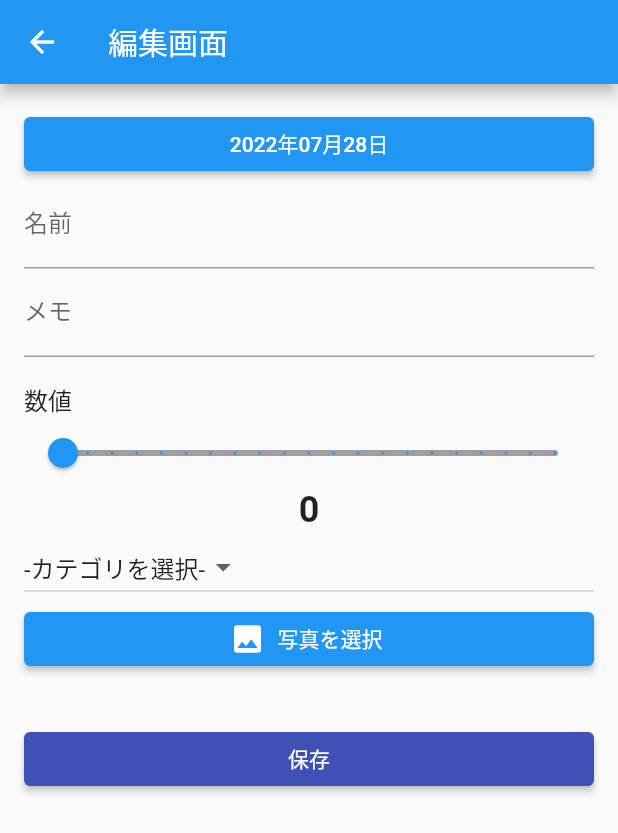
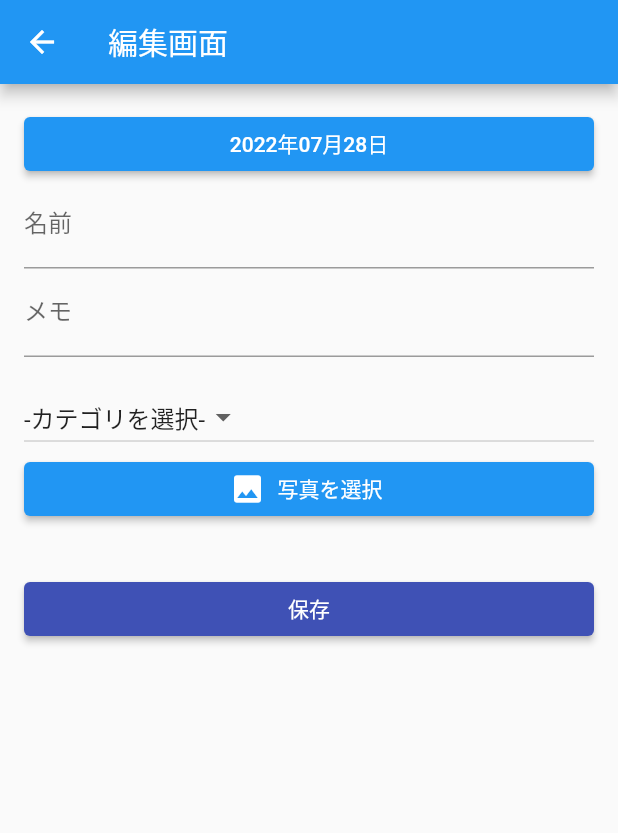
Before and after one commit to shunking-tech/kyouzai_record, a Flutter app: the screen it shows after launch, after a tap on the "edit" icon, on a phone screen of 412 x 824 dp. Shown: the top 833 px of the screen. Run offline on Flutter 3.47's test engine with Material 2 defaults, Android fonts, the phone set to English and light mode, and no system bars; our stand-ins replace image_picker, sqflite; accounts and stored records are empty.

Commit message:
不要な項目を削除する手順　 スライダーを削除

```diff
--- a/lib/app_database.dart
+++ b/lib/app_database.dart
@@ -7,7 +7,6 @@ const String memoId = "id";
 const String memoDate = "date";
 const String memoName = "name";
 const String memoMemo = "memo";
-const String memoSlider = "slider";
 const String memoCategory = "category";
 const String memoImagePath = "image_path";
 
@@ -35,7 +34,6 @@ class AppDatabase {
             $memoDate TEXT,
             $memoName TEXT,
             $memoMemo TEXT,
-            $memoSlider REAL,
             $memoCategory TEXT,
             $memoImagePath TEXT
           )
@@ -72,7 +70,6 @@ class AppDatabase {
         date: DateTime.parse(memoMapList[i][memoDate]),
         name: memoMapList[i][memoName],
         memo: memoMapList[i][memoMemo],
-        slider: memoMapList[i][memoSlider],
         category: memoMapList[i][memoCategory],
         imagePath: memoMapList[i][memoImagePath],
       );
--- a/lib/memo.dart
+++ b/lib/memo.dart
@@ -6,11 +6,10 @@ class MemoModel {
   final DateTime? date;
   final String? name;
   final String? memo;
-  final double? slider;
   final String? category;
   final String? imagePath;
 
-  MemoModel({this.id, this.date, this.name, this.memo, this.slider, this.category, this.imagePath});
+  MemoModel({this.id, this.date, this.name, this.memo, this.category, this.imagePath});
 
   Map<String, dynamic> toMap() {
     return {
@@ -18,7 +17,6 @@ class MemoModel {
       memoDate: date.toString(),
       memoName: name,
       memoMemo: memo,
-      memoSlider: slider,
       memoCategory: category,
       memoImagePath: imagePath,
     };
--- a/lib/page/edit_data.dart
+++ b/lib/page/edit_data.dart
@@ -21,7 +21,6 @@ class _EditDataState extends State<EditData> {
   DateTime dateTime = DateTime.now();
   TextEditingController nameController = TextEditingController();
   TextEditingController memoEditingController = TextEditingController();
-  double sliderValue = 0.0;
   String selectedCategory = "";
   File? saveFile;
   XFile? image;
@@ -36,7 +35,6 @@ class _EditDataState extends State<EditData> {
       dateTime = DateTime.parse(widget.memoModel!.date.toString());
       nameController.text = widget.memoModel!.name!;
       memoEditingController.text = widget.memoModel!.memo!;
-      sliderValue = widget.memoModel!.slider!;
       selectedCategory = widget.memoModel!.category!;
       saveFilePath = widget.memoModel!.imagePath;
       if (saveFilePath != null) {
@@ -95,7 +93,6 @@ class _EditDataState extends State<EditData> {
                 SizedBox(
                   height: 16.0,
                 ),
-                slider(),
                 categoryDownButton(),
                 imagePickerButton(),
                 SizedBox(
@@ -149,38 +146,6 @@ class _EditDataState extends State<EditData> {
       decoration: InputDecoration(
         labelText: 'メモ',
       ),
-    );
-  }
-
-  Widget slider() {
-    return Column(
-      children: [
-        Align(
-          alignment: Alignment.centerLeft,
-          child: Text(
-            "数値",
-            style: TextStyle(fontSize: 16),
-          ),
-        ),
-        Slider(
-          label: sliderValue.toInt().toString(),
-          min: 0,
-          max: 100,
-          value: sliderValue,
-          activeColor: Colors.blue,
-          inactiveColor: Colors.grey,
-          divisions: 20,
-          onChanged: (value) {
-            setState(() {
-              sliderValue = value;
-            });
-          },
-        ),
-        Text(
-          sliderValue.toInt().toString(),
-          style: TextStyle(fontSize: 24, fontWeight: FontWeight.bold),
-        ),
-      ],
     );
   }
 
@@ -259,8 +224,6 @@ class _EditDataState extends State<EditData> {
           print(nameController.text);
           print("メモ");
           print(memoEditingController.text);
-          print("数値");
-          print(sliderValue);
           print("ドロップダウンボタン");
           print(selectedCategory);
 
@@ -281,7 +244,6 @@ class _EditDataState extends State<EditData> {
             date: dateTime,
             name: nameController.text,
             memo: memoEditingController.text,
-            slider: sliderValue,
             category: selectedCategory,
             imagePath: saveFilePath,
           );
```
